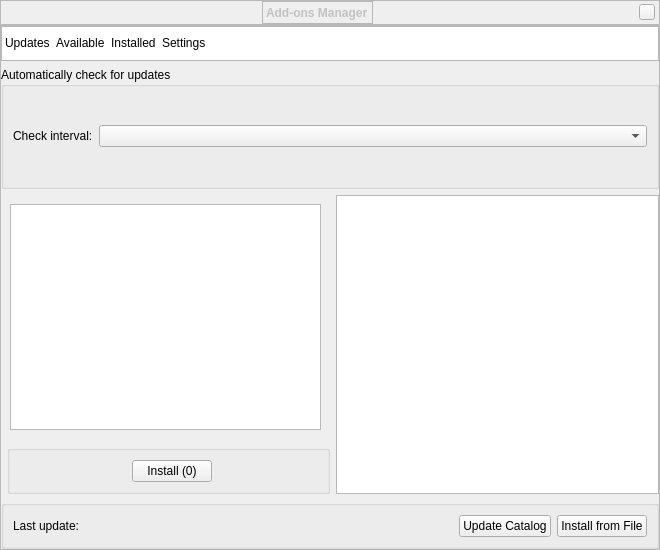
Qt form src/gui/addonDialog.ui (Stellarium/stellarium) before a commit.
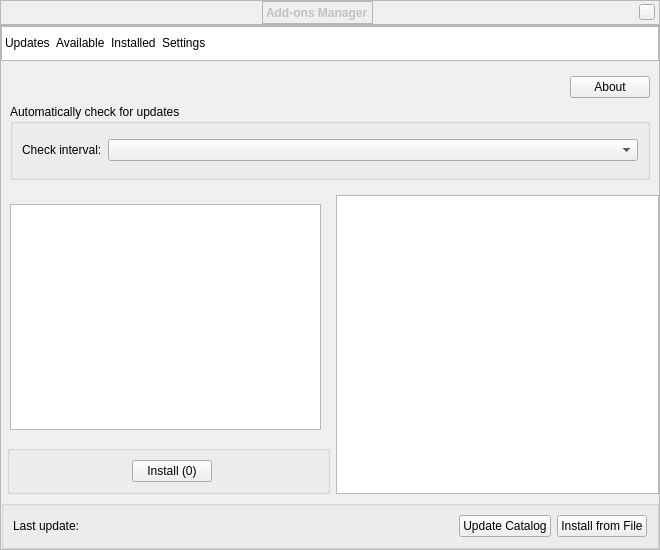
The same form after that commit. Custom widgets are drawn as their Qt base class.

Diff of the .ui file:
```diff
--- a/src/gui/addonDialog.ui
+++ b/src/gui/addonDialog.ui
@@ -378,42 +378,6 @@
         </layout>
        </widget>
       </item>
-      <item row="1" column="0" colspan="3">
-       <layout class="QVBoxLayout" name="settingsLayout">
-        <item>
-         <widget class="QGroupBox" name="autoUpdate">
-          <property name="title">
-           <string>Automatically check for updates</string>
-          </property>
-          <layout class="QGridLayout" name="gridLayout_3">
-           <item row="0" column="0">
-            <widget class="QLabel" name="label_6">
-             <property name="sizePolicy">
-              <sizepolicy hsizetype="Minimum" vsizetype="Preferred">
-               <horstretch>0</horstretch>
-               <verstretch>0</verstretch>
-              </sizepolicy>
-             </property>
-             <property name="text">
-              <string>Check interval:</string>
-             </property>
-            </widget>
-           </item>
-           <item row="0" column="1">
-            <widget class="QComboBox" name="updateFrequency">
-             <property name="sizePolicy">
-              <sizepolicy hsizetype="MinimumExpanding" vsizetype="Fixed">
-               <horstretch>0</horstretch>
-               <verstretch>0</verstretch>
-              </sizepolicy>
-             </property>
-            </widget>
-           </item>
-          </layout>
-         </widget>
-        </item>
-       </layout>
-      </item>
       <item row="0" column="0" colspan="3">
        <widget class="QListWidget" name="stackListWidget">
         <property name="sizePolicy">
@@ -550,6 +514,64 @@
         </layout>
        </widget>
       </item>
+      <item row="1" column="0" colspan="3">
+       <widget class="QFrame" name="settingsPane">
+        <layout class="QGridLayout" name="gridLayout">
+         <item row="0" column="1">
+          <widget class="QPushButton" name="btnAbout">
+           <property name="text">
+            <string>About</string>
+           </property>
+          </widget>
+         </item>
+         <item row="0" column="0">
+          <spacer name="horizontalSpacer_4">
+           <property name="orientation">
+            <enum>Qt::Horizontal</enum>
+           </property>
+           <property name="sizeHint" stdset="0">
+            <size>
+             <width>40</width>
+             <height>20</height>
+            </size>
+           </property>
+          </spacer>
+         </item>
+         <item row="1" column="0" colspan="2">
+          <widget class="QGroupBox" name="autoUpdate">
+           <property name="title">
+            <string>Automatically check for updates</string>
+           </property>
+           <layout class="QGridLayout" name="gridLayout_3">
+            <item row="0" column="0">
+             <widget class="QLabel" name="label_6">
+              <property name="sizePolicy">
+               <sizepolicy hsizetype="Minimum" vsizetype="Preferred">
+                <horstretch>0</horstretch>
+                <verstretch>0</verstretch>
+               </sizepolicy>
+              </property>
+              <property name="text">
+               <string>Check interval:</string>
+              </property>
+             </widget>
+            </item>
+            <item row="0" column="1">
+             <widget class="QComboBox" name="updateFrequency">
+              <property name="sizePolicy">
+               <sizepolicy hsizetype="MinimumExpanding" vsizetype="Fixed">
+                <horstretch>0</horstretch>
+                <verstretch>0</verstretch>
+               </sizepolicy>
+              </property>
+             </widget>
+            </item>
+           </layout>
+          </widget>
+         </item>
+        </layout>
+       </widget>
+      </item>
      </layout>
     </widget>
    </item>
```
Left out of the diff: 3 changed lines with no effect on the pictures.
